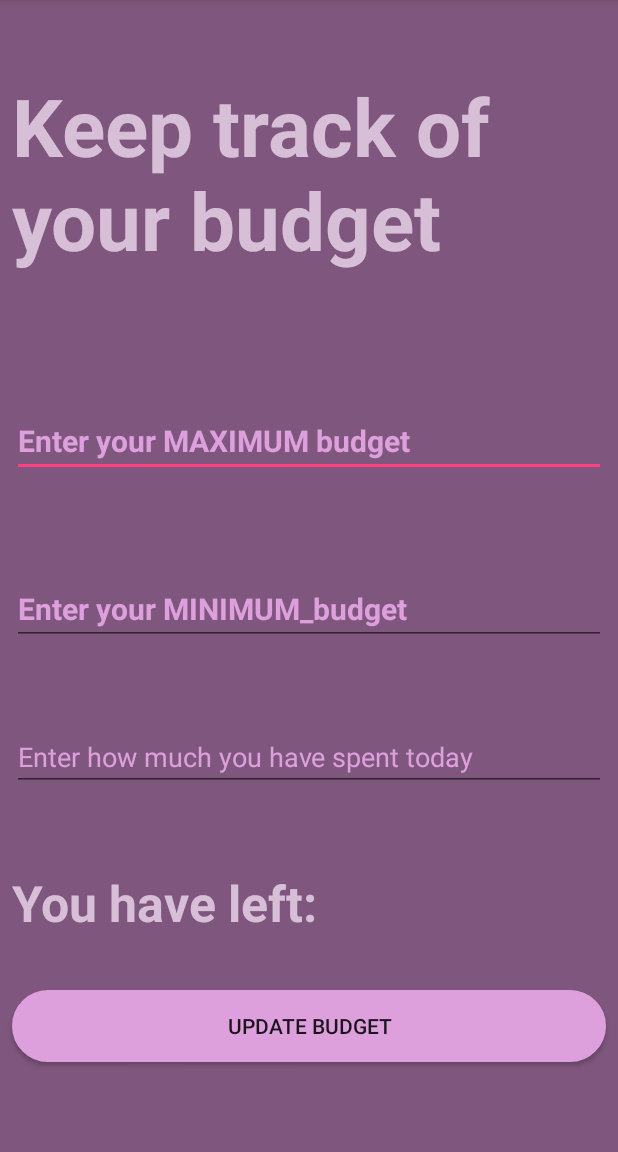
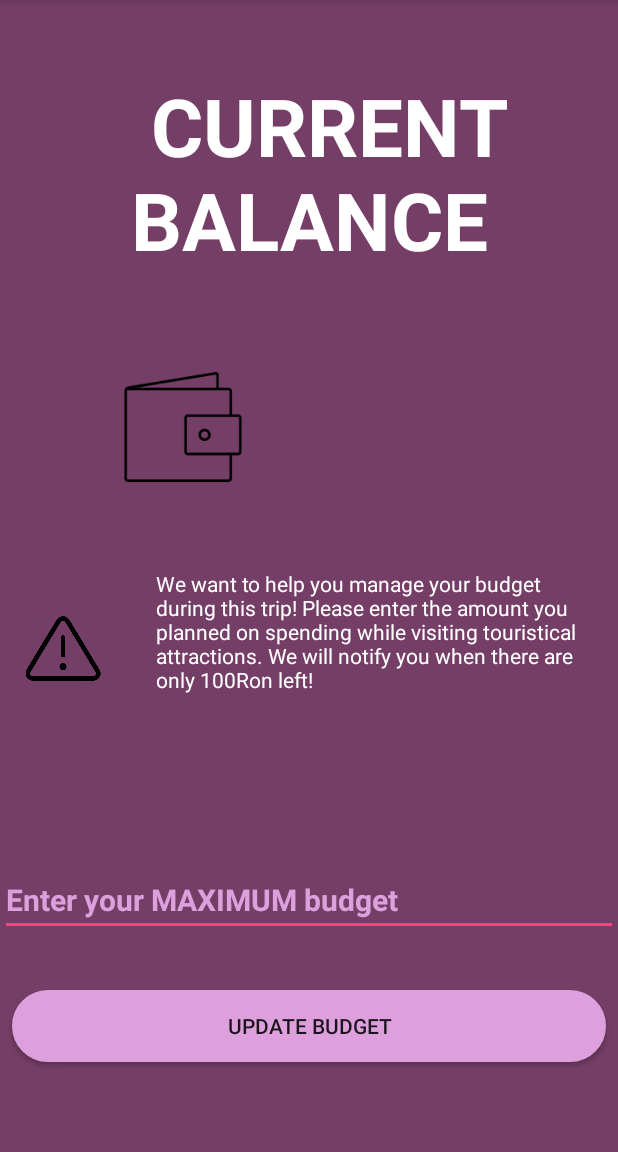
Before and after one commit to afrentescu/DiscOverBucharest, an Android app: the BugdetActivity screen opened directly, with no data from a screen before it, on a phone screen of 412 x 824 dp, the part 84-1236 px from its top. Run offline under Robolectric (Android 15) with nearby library versions, the phone set to English and light mode, and no system bars; our stand-ins replace Firebase (no records; nobody signed in at launch, a user with empty details on screens opened directly); libraries missing offline, so code that uses them is left out: com.firebase.ui.

Commit message:
modificare fereastra build

```diff
--- a/app/src/main/java/com/example/user/discoverbucharest/BugdetActivity.java
+++ b/app/src/main/java/com/example/user/discoverbucharest/BugdetActivity.java
@@ -21,6 +21,7 @@ import android.widget.Button;
 import android.widget.EditText;
 import android.widget.ImageView;
 import android.widget.ListView;
+import android.widget.Switch;
 import android.widget.TextView;
 import android.widget.Toast;
 
@@ -38,6 +39,7 @@ import com.google.firebase.database.Query;
 import com.google.firebase.database.ValueEventListener;
 
 import java.io.Serializable;
+import java.math.BigInteger;
 import java.util.Map;
 
 import Classes.Attraction;
@@ -49,38 +51,74 @@ public class BugdetActivity extends AppCompatActivity implements Serializable {
     Button btnUpdate;
     float curentBudget;
     float newCurrentB ;
+    String  maximmm;
     NotificationCompat.Builder notification;
     String ticketPrices;
     EditText etMAXIM, etMINIM, etDAILY;
+   TextView tvMessage, tvBudget;
     FirebaseUser currentUser = FirebaseAuth.getInstance().getCurrentUser();
    @RequiresApi(api = Build.VERSION_CODES.O)
     @Override
     protected void onCreate( Bundle savedInstanceState) {
         super.onCreate(savedInstanceState);
+       setContentView(R.layout.activity_budget);
+       etMAXIM = findViewById(R.id.etMAXb);
+       btnUpdate = findViewById(R.id.btnUpdate);
+        tvMessage = findViewById(R.id.textView2);
+        tvBudget = findViewById(R.id.tvBudget);
+       // tvMessage.setText("We want to help you manage your budget during this trip1! /n If you are entering the application for the first time, enter the ammount you planned on spending while visiting touristical attractions. /n" +
+             //   "When you choose to visit a specific place and add it to your travel plan, we will substract the cost of the ticket from the total amount for you, if there is any! " +
+               // "Enjoy! :D");
+
       if(savedInstanceState != null){
 
 }
-        setContentView(R.layout.activity_budget);
+
         user = new User();
 
-         ticketPrices = getIntent().getStringExtra(Intent.EXTRA_TEXT);
 
        FirebaseApp.initializeApp(this);
-       FirebaseUser currentUser = FirebaseAuth.getInstance().getCurrentUser();
+     final  FirebaseUser currentUser = FirebaseAuth.getInstance().getCurrentUser();
 
        final DatabaseReference dbRef = FirebaseDatabase.getInstance().getReference();
-       etMAXIM = findViewById(R.id.etMAXb);
-       etMINIM = findViewById(R.id.etMINb);
-       etDAILY = findViewById(R.id.etDAILYb);
+      // etMINIM = findViewById(R.id.etMINb);
+    //   etDAILY = findViewById(R.id.etDAILYb);
 
-       tvCurrentBudget = findViewById(R.id.textView3);
+    //   tvCurrentBudget = findViewById(R.id.textView3);
 
-        btnUpdate = findViewById(R.id.btnUpdate);
-       Toast.makeText(BugdetActivity.this, ticketPrices, Toast.LENGTH_LONG).show();
+       dbRef.addListenerForSingleValueEvent(new ValueEventListener() {
+            @Override
+            public void onDataChange(@NonNull DataSnapshot dataSnapshot) {
+                maximmm = dataSnapshot.child("users").child(currentUser.getUid()).child("maxBudget").getValue(String.class);
+                if(maximmm == null){
+                    tvBudget.setText(" ");
+                    tvMessage.setText("We want to help you manage your budget during this trip! Please " +
+                            "enter the amount you planned on spending while visiting touristical attractions. We will notify you when there are only 100Ron left!" );
+                }else{
+                    if(maximmm.length() < 3){
+                        sendNotification();
 
-        notification = new NotificationCompat.Builder(this);
+                    }
+                    tvBudget.setText(maximmm + " Ron");
+                    tvMessage.setText("When you choose to visit a specific place and add it to your travel plan, we will substract the cost of the ticket from the total amount for you, if there is any! Enjoy! :D");
+                    btnUpdate.setVisibility(View.INVISIBLE);
+                    etMAXIM.setVisibility(View.INVISIBLE);
 
-   /*    btnUpdate.setOnClickListener(new View.OnClickListener() {
+                }
+            }
+
+            @Override
+            public void onCancelled(@NonNull DatabaseError databaseError) {
+
+            }
+        });
+
+
+
+       notification = new NotificationCompat.Builder(this);
+
+
+     btnUpdate.setOnClickListener(new View.OnClickListener() {
             @Override
             public void onClick(View v) {
 
@@ -89,32 +127,20 @@ public class BugdetActivity extends AppCompatActivity implements Serializable {
                     Intent intent = new Intent (getApplicationContext(), LogInActivity.class);
                     startActivity(intent);
                 }else{
-                    etMinB.setText(dbRef.child(currentUser.getUid()).child("minBudget").toString());
-                    etMaxB.setText(dbRef.child(currentUser.getUid()).child("maxBudget").toString());
+                    String maxbudget = String.valueOf(etMAXIM.getText());
+                    dbRef.child("users").child(currentUser.getUid()).child("maxBudget").setValue(maxbudget);
+                    Toast.makeText(BugdetActivity.this, "Budget set succesfully!", Toast.LENGTH_LONG).show();
+                    Intent intent = new Intent (getApplicationContext(), MainActivity.class);
+                    startActivity(intent);
+
+                  //  tvBudget.setText(dbRef.child(currentUser.getUid()).child("maxBudget").toString());
 
                 }
 
         }
-        });*/
-       btnUpdate = findViewById(R.id.btnUpdate);
-       btnUpdate.setOnClickListener(new View.OnClickListener() {
-           @Override
-           public void onClick(View v) {
+        });
 
-               FirebaseUser currentUser = FirebaseAuth.getInstance().getCurrentUser();
-               if (currentUser == null) {
-                   Intent intent = new Intent (getApplicationContext(), LogInActivity.class);
-                   startActivity(intent);
-               } else {
-
-                   updateUser();
-
-               }
-
-
-           }
-       });
-
+/*
 
        if(currentUser != null){
            //  String savedMaxBudget = savedInstanceState.getString("maximBudget");
@@ -156,7 +182,7 @@ public class BugdetActivity extends AppCompatActivity implements Serializable {
 
 
        }
-
+*/
 
    }
 
@@ -201,28 +227,28 @@ public class BugdetActivity extends AppCompatActivity implements Serializable {
                 FirebaseUser fbUser = FirebaseAuth.getInstance().getCurrentUser();
                 DatabaseReference dbRef;
                dbRef = FirebaseDatabase.getInstance().getReference("users");
-                Float maxbudget = dbSnap.child("users").child(currentUser.getUid()).child("maxBudget").getValue(Float.class);
+                String maxbudget = String.valueOf(etMAXIM.getText());
                 String minbudget = etMINIM.getText().toString();
                // String dailyBudget = etDAILY.getText().toString();
 
           //  String dailyBudget = getIntent().getStringExtra("ticketPrices");
-             Float dailyBudget = dbSnap.child("users").child(currentUser.getUid()).child("dailyBudget").getValue(Float.class);
+        //     Float dailyBudget = dbSnap.child("users").child(currentUser.getUid()).child("dailyBudget").getValue(Float.class);
               //  curentBudget  = Float.parseFloat(maxbudget);
                //  curentBudget = Long.valueOf(maxbudget) -  Long.valueOf(ticketPrices);
-             curentBudget = computeCurrentBalance();
-              if(curentBudget <= Float.parseFloat(minbudget ))
-                  sendNotification();
+//             curentBudget = computeCurrentBalance();
+//              if(curentBudget <= Float.parseFloat(minbudget ))
+//                  sendNotification();
             //  if(Float.parseFloat(maxbudget) != 0) {
-                  maxbudget = maxbudget - dailyBudget;
+              //    maxbudget = maxbudget - dailyBudget;
 
-                  tvCurrentBudget.setText(dailyBudget + "RON");
+             //     tvCurrentBudget.setText(dailyBudget + "RON");
               // - aici imi trebuie alt textbox etMAXIM.setText(maxbudget);
              // }
+
+
                    if (fbUser != null) {
 
                        dbRef.child(fbUser.getUid()).child("maxBudget").setValue(maxbudget);
-                       dbRef.child(fbUser.getUid()).child("minBudget").setValue(minbudget);
-                       dbRef.child(fbUser.getUid()).child("dailyBudget").setValue(dailyBudget);
 
                    }
             //   etMAXIM.setText(dbSnap.child("users").child(currentUser.getUid()).child("maxBudget").getValue(String.class));
@@ -284,7 +310,7 @@ public class BugdetActivity extends AppCompatActivity implements Serializable {
 
 
     @RequiresApi(api = Build.VERSION_CODES.O)
-    private void sendNotification(){
+    public void sendNotification(){
 
 
 
--- a/app/src/main/res/layout/activity_budget.xml
+++ b/app/src/main/res/layout/activity_budget.xml
@@ -1,12 +1,11 @@
 <?xml version="1.0" encoding="utf-8"?>
-<android.support.constraint.ConstraintLayout
-    xmlns:android="http://schemas.android.com/apk/res/android"
+<android.support.constraint.ConstraintLayout xmlns:android="http://schemas.android.com/apk/res/android"
     xmlns:app="http://schemas.android.com/apk/res-auto"
     xmlns:tools="http://schemas.android.com/tools"
-    android:background = "#7F577E"
+    android:layout_width="match_parent"
 
-    android:layout_width="match_parent"
-    android:layout_height="match_parent">
+    android:layout_height="match_parent"
+    android:background="#743e67">
 
     <TextView
         android:id="@+id/textView"
@@ -17,50 +16,16 @@
         android:layout_marginTop="48dp"
         android:layout_marginEnd="8dp"
         android:layout_marginRight="8dp"
-        android:text="@string/keep_track_of_your_budget"
-        android:textColor="#D8BFD8	"
+        android:text="  CURRENT BALANCE"
+        android:textColor="#FFFFFF	"
+        android:textAlignment="center"
         android:textSize="80px"
         android:textStyle="bold"
-
         app:layout_constraintEnd_toEndOf="parent"
         app:layout_constraintHorizontal_bias="0.195"
         app:layout_constraintStart_toStartOf="parent"
-        app:layout_constraintTop_toTopOf="parent" />
-
-    <TextView
-        android:id="@+id/textView2"
-        android:layout_width="match_parent"
-        android:layout_height="wrap_content"
-        android:layout_marginStart="8dp"
-        android:layout_marginLeft="8dp"
-        android:layout_marginEnd="8dp"
-        android:layout_marginRight="8dp"
-        android:layout_marginBottom="144dp"
-        android:text="@string/you_have_left"
-        android:textColor="#D8BFD8	"
-        android:textSize="50px"
-        android:textStyle="bold"
-        app:layout_constraintBottom_toBottomOf="parent"
-        app:layout_constraintEnd_toStartOf="@+id/textView3"
-        app:layout_constraintHorizontal_bias="0.0"
-        app:layout_constraintStart_toStartOf="parent" />
-
-    <TextView
-        android:id="@+id/textView3"
-        android:layout_width="match_parent"
-        android:layout_height="wrap_content"
-        android:layout_marginStart="8dp"
-        android:layout_marginLeft="8dp"
-        android:layout_marginEnd="8dp"
-        android:layout_marginRight="8dp"
-        android:layout_marginBottom="44dp"
-        android:textColor="#D8BFD8	"
-        android:textSize="50px"
-        android:textStyle="bold"
-        app:layout_constraintBottom_toTopOf="@+id/btnUpdate"
-        app:layout_constraintEnd_toEndOf="parent"
-        app:layout_constraintHorizontal_bias="0.0"
-        app:layout_constraintStart_toStartOf="parent" />
+        app:layout_constraintTop_toTopOf="parent"
+        android:gravity="center_horizontal" />
 
     <Button
         android:id="@+id/btnUpdate"
@@ -82,57 +47,69 @@
         android:id="@+id/etMAXb"
         android:layout_width="match_parent"
         android:layout_height="wrap_content"
-        android:layout_marginStart="8dp"
-        android:layout_marginLeft="8dp"
-        android:layout_marginTop="88dp"
-        android:layout_marginEnd="8dp"
-        android:layout_marginRight="8dp"
+        android:layout_marginBottom="36dp"
         android:ems="10"
         android:hint="@string/enter_your_maximum_budget"
         android:inputType="textPersonName"
-        android:textColor="#D8BFD8	"
+        android:textColor="#FFFFFF"
         android:textSize="20dp"
         android:textStyle="bold"
+        app:layout_constraintBottom_toTopOf="@+id/btnUpdate"
         app:layout_constraintEnd_toEndOf="parent"
-        app:layout_constraintHorizontal_bias="0.666"
+        app:layout_constraintHorizontal_bias="0.0"
+        app:layout_constraintStart_toStartOf="parent" />
+
+    <ImageView
+        android:id="@+id/imageView8"
+        android:layout_width="140dp"
+        android:layout_height="109dp"
+        android:layout_marginStart="8dp"
+        android:layout_marginLeft="8dp"
+        android:layout_marginTop="48dp"
+        app:layout_constraintEnd_toStartOf="@+id/tvBudget"
+        app:layout_constraintHorizontal_bias="0.507"
+        app:layout_constraintStart_toStartOf="parent"
+        app:layout_constraintTop_toBottomOf="@+id/textView"
+        app:srcCompat="@drawable/balance" />
+
+    <TextView
+        android:id="@+id/tvBudget"
+        android:layout_width="wrap_content"
+        android:layout_height="wrap_content"
+        android:layout_marginTop="72dp"
+        android:textColor="#FFFFFF"
+        android:textSize="120px"
+        android:textStyle="bold"
+        app:layout_constraintEnd_toEndOf="parent"
+        app:layout_constraintHorizontal_bias="0.6"
         app:layout_constraintStart_toStartOf="parent"
         app:layout_constraintTop_toBottomOf="@+id/textView" />
 
-    <EditText
-        android:id="@+id/etMINb"
-        android:layout_width="match_parent"
-        android:layout_height="wrap_content"
-        android:layout_marginStart="8dp"
-        android:layout_marginLeft="8dp"
-        android:layout_marginTop="64dp"
-        android:layout_marginEnd="8dp"
-        android:layout_marginRight="8dp"
-        android:ems="10"
-        android:hint="@string/enter__your_minimum_budget"
-        android:inputType="textPersonName"
-        android:textColor="#D8BFD8	"
-        android:textSize="20dp"
-        android:textStyle="bold"
+    <ImageView
+        android:id="@+id/imageView3"
+        android:layout_width="52dp"
+        android:layout_height="50dp"
+        android:layout_marginStart="16dp"
+        android:layout_marginLeft="16dp"
+        android:layout_marginTop="68dp"
+        app:layout_constraintBottom_toBottomOf="parent"
+        app:layout_constraintStart_toStartOf="parent"
+        app:layout_constraintTop_toBottomOf="@+id/imageView8"
+        app:layout_constraintVertical_bias="0.0"
+        app:srcCompat="@drawable/alert" />
+
+    <TextView
+        android:id="@+id/textView2"
+        android:layout_width="281dp"
+        android:layout_height="157dp"
+        android:layout_marginStart="36dp"
+        android:layout_marginLeft="36dp"
+        android:layout_marginTop="40dp"
+        android:text="We want to help you manage your budget during this trip! If you are entering the application for the first time, enter the ammount you planned on spending while visiting touristical attractions. When you choose to visit a specific place and add it to your travel plan, we will substract the cost of the ticket from the total amount for you, if there is any! Enjoy! :D"
+        android:textColor="#FFFFFF"
         app:layout_constraintEnd_toEndOf="parent"
         app:layout_constraintHorizontal_bias="0.0"
-        app:layout_constraintStart_toStartOf="parent"
-        app:layout_constraintTop_toBottomOf="@+id/etMAXb" />
-
-    <EditText
-        android:id="@+id/etDAILYb"
-        android:layout_width="match_parent"
-        android:layout_height="wrap_content"
-        android:layout_marginStart="8dp"
-        android:layout_marginLeft="8dp"
-        android:layout_marginTop="52dp"
-        android:layout_marginEnd="8dp"
-        android:layout_marginRight="8dp"
-        android:ems="10"
-        android:hint="@string/enter_how_much_you__have_spent_today"
-        android:inputType="textPersonName"
-        app:layout_constraintEnd_toEndOf="parent"
-        app:layout_constraintHorizontal_bias="0.0"
-        app:layout_constraintStart_toStartOf="parent"
-        app:layout_constraintTop_toBottomOf="@+id/etMINb" />
+        app:layout_constraintStart_toEndOf="@+id/imageView3"
+        app:layout_constraintTop_toBottomOf="@+id/imageView8" />
 
 </android.support.constraint.ConstraintLayout>
```
Also changed, not shown: app/src/main/java/com/example/user/discoverbucharest/MuseumsActivity.java (+51 -4 lines), app/src/main/res/drawable-nodpi/balance.png (added), app/src/main/res/drawable/disclaimer.png (added).
